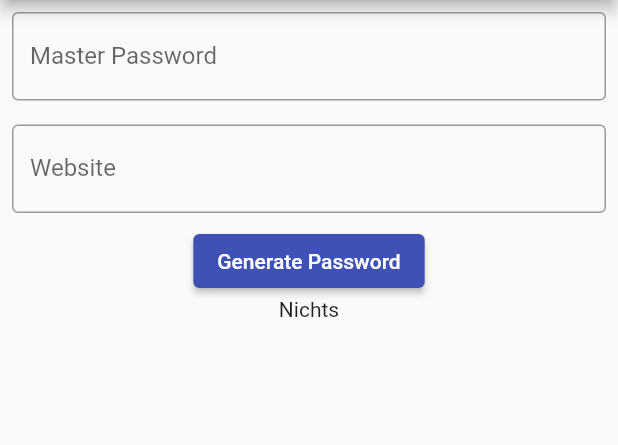
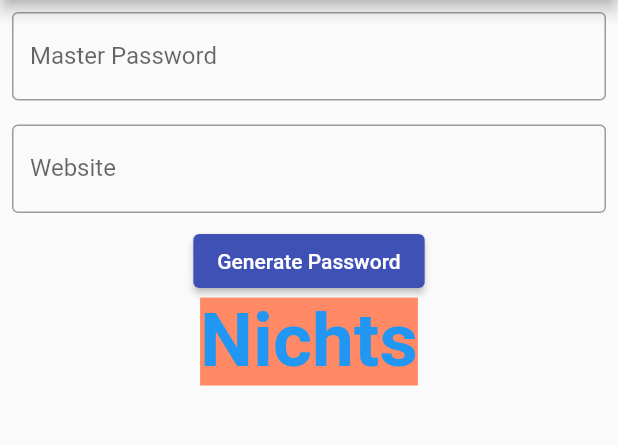
Before and after one commit to HugeGo88/NerdClub, a Flutter app: the screen it shows after launch, on a phone screen of 412 x 824 dp, the part 84-529 px from its top. Run offline on Flutter 3.47's test engine with Material 2 defaults, Android fonts, the light colour scheme and no system bars; missing offline and left inert: crypt.

Commit message:
changed textlayout

```diff
--- a/lesson_07_password_generator/lib/main.dart
+++ b/lesson_07_password_generator/lib/main.dart
@@ -58,7 +58,7 @@
         child: Column(
           children: [
             Container(
-              margin: EdgeInsets.all(8.0),
+              margin: const EdgeInsets.all(8.0),
               child: TextField(
                 controller: _controllerMasterPassword,
                 autocorrect: false,
@@ -72,7 +72,7 @@
               ),
             ),
             Container(
-              margin: EdgeInsets.all(8.0),
+              margin: const EdgeInsets.all(8.0),
               child: TextField(
                 controller: _controllerWebsite,
                 autocorrect: false,
@@ -87,10 +87,17 @@
             ElevatedButton(
               // übergeben von Funktion mit Parameter
               onPressed: () => _generatePassword(_controllerMasterPassword.text),
-              child: Text('Generate Password'),
+              child: const Text('Generate Password'),
             ),
-            //TODO: Text formatieren https://api.flutter.dev/flutter/painting/TextStyle-class.html
-            Text(_password),
+            Text(
+              _password,
+              style: TextStyle(
+                fontWeight: FontWeight.bold,
+                fontSize: 50,
+                color: Colors.blue,
+                backgroundColor: Colors.deepOrange.shade300,
+              ),
+            ),
           ],
         ),
       ),
```
